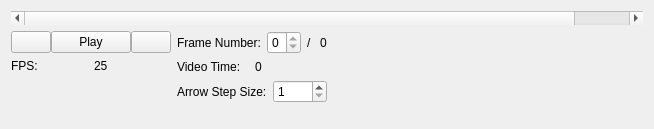
Before: the Qt Designer form src/WhiskerToolbox/TimeScrollBar/TimeScrollBar.ui in paulmthompson/WhiskerToolbox, drawn with Qt 5.
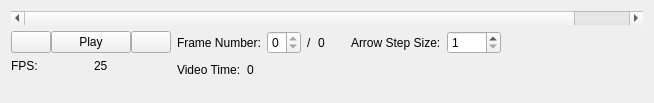
After: the same form once the commit is applied. Icons and pictures are not drawn.

Commit message: fix squashed time scroll bar

Patch:
```diff
--- a/src/WhiskerToolbox/TimeScrollBar/TimeScrollBar.ui
+++ b/src/WhiskerToolbox/TimeScrollBar/TimeScrollBar.ui
@@ -7,13 +7,13 @@
     <x>0</x>
     <y>0</y>
     <width>654</width>
-    <height>129</height>
+    <height>103</height>
    </rect>
   </property>
   <property name="minimumSize">
    <size>
     <width>650</width>
-    <height>75</height>
+    <height>85</height>
    </size>
   </property>
   <property name="windowTitle">
@@ -162,28 +162,22 @@
            </property>
           </widget>
          </item>
-        </layout>
-       </item>
-       <item>
-        <layout class="QHBoxLayout" name="horizontalLayout_4">
          <item>
-          <widget class="QLabel" name="label_2">
-           <property name="text">
-            <string>Video Time:</string>
+          <spacer name="horizontalSpacer_4">
+           <property name="orientation">
+            <enum>Qt::Orientation::Horizontal</enum>
            </property>
-          </widget>
-         </item>
-         <item>
-          <widget class="QLabel" name="time_label">
-           <property name="text">
-            <string>0</string>
+           <property name="sizeType">
+            <enum>QSizePolicy::Policy::Fixed</enum>
            </property>
-          </widget>
+           <property name="sizeHint" stdset="0">
+            <size>
+             <width>20</width>
+             <height>20</height>
+            </size>
+           </property>
+          </spacer>
          </item>
-        </layout>
-       </item>
-       <item>
-        <layout class="QHBoxLayout" name="horizontalLayout_6">
          <item>
           <widget class="QLabel" name="label_5">
            <property name="text">
@@ -210,6 +204,50 @@
            </property>
           </widget>
          </item>
+         <item>
+          <spacer name="horizontalSpacer_2">
+           <property name="orientation">
+            <enum>Qt::Orientation::Horizontal</enum>
+           </property>
+           <property name="sizeHint" stdset="0">
+            <size>
+             <width>40</width>
+             <height>20</height>
+            </size>
+           </property>
+          </spacer>
+         </item>
+        </layout>
+       </item>
+       <item>
+        <layout class="QHBoxLayout" name="horizontalLayout_4">
+         <item>
+          <widget class="QLabel" name="label_2">
+           <property name="text">
+            <string>Video Time:</string>
+           </property>
+          </widget>
+         </item>
+         <item>
+          <widget class="QLabel" name="time_label">
+           <property name="text">
+            <string>0</string>
+           </property>
+          </widget>
+         </item>
+         <item>
+          <spacer name="horizontalSpacer_3">
+           <property name="orientation">
+            <enum>Qt::Orientation::Horizontal</enum>
+           </property>
+           <property name="sizeHint" stdset="0">
+            <size>
+             <width>40</width>
+             <height>20</height>
+            </size>
+           </property>
+          </spacer>
+         </item>
         </layout>
        </item>
        <item>
@@ -242,19 +280,6 @@
      </item>
     </layout>
    </item>
-   <item>
-    <spacer name="verticalSpacer_3">
-     <property name="orientation">
-      <enum>Qt::Orientation::Vertical</enum>
-     </property>
-     <property name="sizeHint" stdset="0">
-      <size>
-       <width>20</width>
-       <height>40</height>
-      </size>
-     </property>
-    </spacer>
-   </item>
   </layout>
  </widget>
  <resources/>
```
The commit also changes 1 other file.
